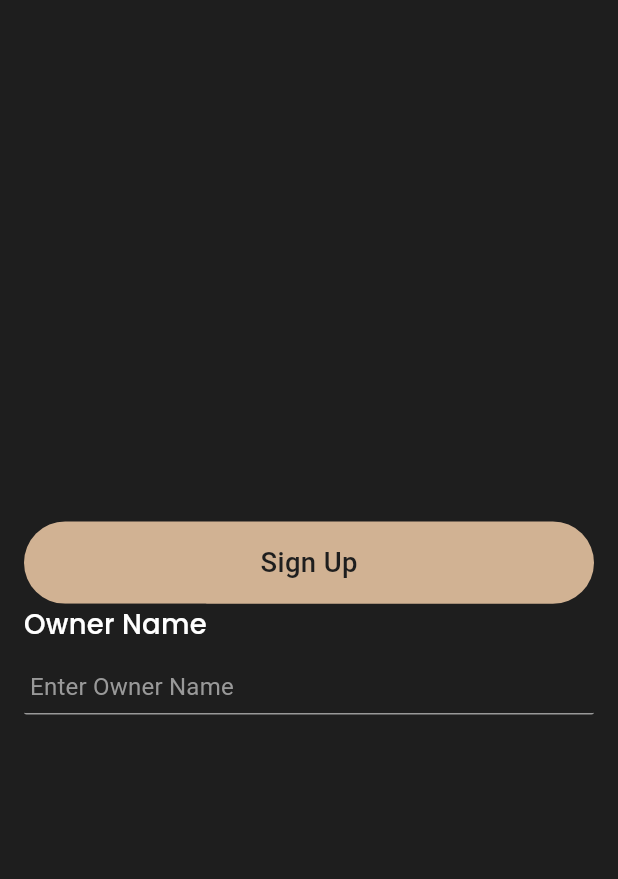
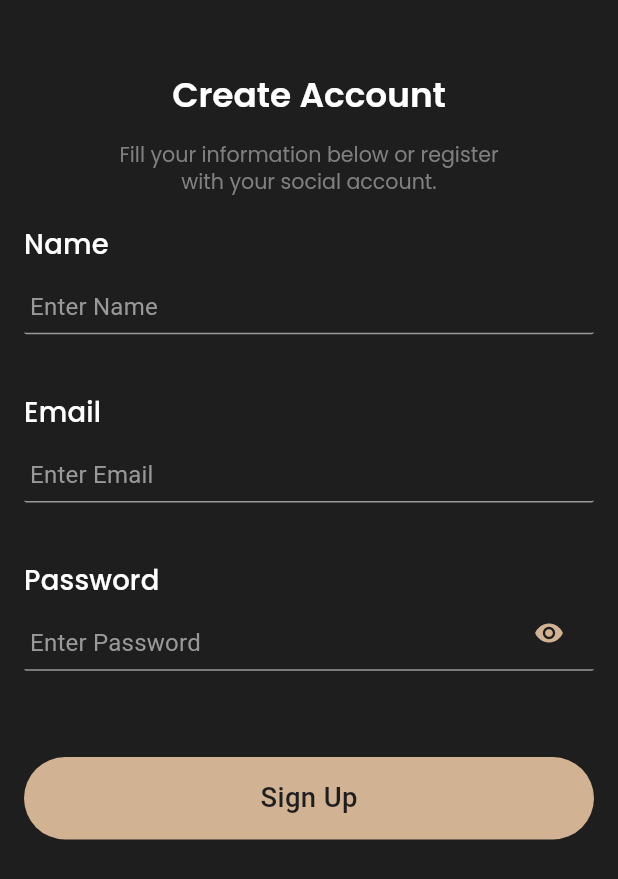
Before and after one commit to priyanshiguna/book-my-table-app, a Flutter app: the screen it shows after launch, on a phone screen of 412 x 824 dp. Shown: the top 879 px of the screen. Run offline on Flutter 3.47's test engine with Material 3 defaults, Android fonts, the phone set to English and light mode, and no system bars; our stand-ins replace connectivity_plus, cookie_jar, dio, dio_cookie_manager, firebase_crashlytics, firebase_messaging and 11 more; accounts and stored records are empty.

Commit message:
login screen UI incomplete

```diff
--- a/lib/utils/app_text_style.dart
+++ b/lib/utils/app_text_style.dart
@@ -1,3 +1,4 @@
+import 'package:book_my_table_app/exports.dart';
 import 'package:flutter/material.dart';
 import 'package:flutter_screenutil/flutter_screenutil.dart';
 
@@ -30,6 +31,7 @@ class AppTextStyle {
     return Theme.of(context).textTheme.headlineMedium?.copyWith(
           fontSize: 24.0.sp,
           fontWeight: FontWeight.w600,
+          fontFamily: AppTheme.fontFamilyName,
           color: color ?? customColors(context).secondaryDark,
         );
   }
--- a/lib/utils/ui_utils.dart
+++ b/lib/utils/ui_utils.dart
@@ -1,3 +1,4 @@
+import 'package:book_my_table_app/res/app_custom_color.dart';
 import 'package:flutter/material.dart';
 import 'package:flutter/services.dart';
 import 'package:flutter_screenutil/flutter_screenutil.dart';
@@ -54,13 +55,12 @@ class UiUtils {
     onTap: onTap,
     child: SizedBox(
       width: 40 + (AppTextStyle.textFieldStyle(Get.context!).fontSize ?? 0),
-      child: Center(
-        child: Text(
-          "+91",
-          style: AppTextStyle.textFieldStyle(Get.context!),
-        ),
-      ),
+      child: Center(child: Text("+91", style: AppTextStyle.textFieldStyle(Get.context!))),
     ).paddingOnly(left: 8),
   );
 
+  static Widget togglePasswordIcon(BuildContext context, bool isPasswordVisible, {VoidCallback? onTap}) => GestureDetector(
+    onTap: onTap,
+    child: Icon(isPasswordVisible ? Icons.visibility_off : Icons.visibility, size: 20, color: customColors(context).kPrimaryColor),
+  );
 }
--- /dev/null
+++ b/lib/view/auth/login/login_controller.dart
@@ -0,0 +1,5 @@
+import 'package:get/get.dart';
+
+class LoginController extends GetxController {
+  RxBool isPasswordVisible = false.obs;
+}
--- a/lib/view/auth/login/login_screen.dart
+++ b/lib/view/auth/login/login_screen.dart
@@ -1,32 +1,78 @@
+import 'package:book_my_table_app/res/app_custom_color.dart';
 import 'package:flutter/material.dart';
 import 'package:flutter/services.dart';
+import 'package:flutter_screenutil/flutter_screenutil.dart';
+import 'package:get/get.dart';
 
 import '../../../exports.dart';
+import 'login_controller.dart';
 
 class LoginScreen extends StatelessWidget {
   LoginScreen({super.key});
 
-  final TextEditingController con = TextEditingController();
+  final LoginController con = Get.put(LoginController());
 
   @override
   Widget build(BuildContext context) {
     return AnnotatedRegion<SystemUiOverlayStyle>(
       value: UiUtils.systemUiOverlayStyle(isReverse: true, systemNavigationBarColor: Theme.of(context).primaryColor),
-      child: Scaffold(
+      child: Obx(
+        () => Scaffold(
           body: Padding(
-          padding: const EdgeInsets.all(defaultPadding),
+            padding: EdgeInsets.all(defaultPadding).copyWith(top: MediaQuery.of(context).padding.top + (defaultPadding * 3)),
             child: Column(
-            mainAxisAlignment: MainAxisAlignment.center,
               children: [
+                Text(
+                  "Create Account",
+                  style: AppTextStyle.titleStyle(context)?.copyWith(fontSize: 20.sp, color: customColors(context).whiteColor),
+                ),
+                (defaultPadding / 1.2).verticalSpace,
+                Text(
+                  "Fill your information below or register\nwith your social account.",
+                  textAlign: TextAlign.center,
+                  style: AppTextStyle.titleStyle(context)?.copyWith(fontSize: 12.sp, fontWeight: FontWeight.w400, color: customColors(context).textPrimaryBlack),
+                ),
+                defaultPadding.verticalSpace,
+
+                /// Name Field
+                AppTextField(
+                  title: "Name",
+                  hintText: "Enter Name",
+                  padding: EdgeInsets.only(bottom: defaultPadding * 2.4),
+                ),
+
+                /// Password Field
+                AppTextField(
+                  title: "Email",
+                  hintText: "Enter Email",
+                  padding: EdgeInsets.only(bottom: defaultPadding * 2.4),
+                ),
+
+                /// Confirm Password Field
+                AppTextField(
+                  title: "Password",
+                  hintText: "Enter Password",
+                  padding: EdgeInsets.only(bottom: defaultPadding * 2.4),
+                  obscureText: con.isPasswordVisible.value,
+                  suffixIcon: UiUtils.togglePasswordIcon(
+                    context,
+                    con.isPasswordVisible.value,
+                    onTap: () {
+                      con.isPasswordVisible.value = !con.isPasswordVisible.value;
+                    },
+                  ),
+                ),
+
+                defaultPadding.verticalSpace,
+
                 AppButton(
                   title: "Sign Up",
                   onPressed: () {
-                  // Action
+                    FocusScope.of(context).unfocus();
                   },
                 ),
-
-              AppTextField(title: "Owner Name", hintText: "Enter Owner Name"),
               ],
+            ),
           ),
         ),
       ),
```
Lines whose indentation alone changed are shown as unchanged.
